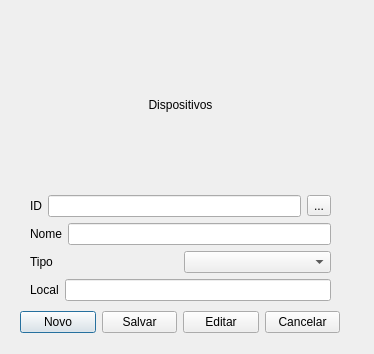
The window that gerenciadispositivo.ui (brunosr1985/TCC_NayBru) describes before a commit, drawn with Qt 5.
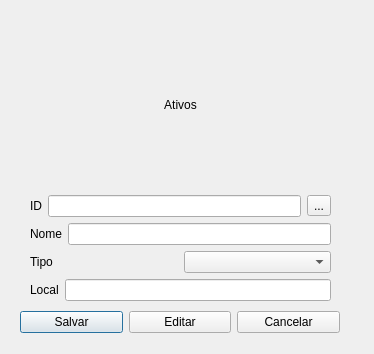
The same window after the commit.

Commit message:
Alerações no cadastro do tipo de Ativo, cadastro de pessoa e ativo
Foram feitas alterações lógicas e de label

Patch:
```diff
--- a/gerenciadispositivo.ui
+++ b/gerenciadispositivo.ui
@@ -44,7 +44,7 @@
     <item>
      <widget class="QLabel" name="label_5">
       <property name="text">
-       <string>Dispositivos</string>
+       <string>Ativos</string>
       </property>
       <property name="alignment">
        <set>Qt::AlignCenter</set>
@@ -126,13 +126,6 @@
     </rect>
    </property>
    <layout class="QHBoxLayout" name="horizontalLayout">
-    <item>
-     <widget class="QPushButton" name="novoDisp">
-      <property name="text">
-       <string>Novo</string>
-      </property>
-     </widget>
-    </item>
     <item>
      <widget class="QPushButton" name="pushButton_2">
       <property name="text">
```
The commit also changes 9 other files.
